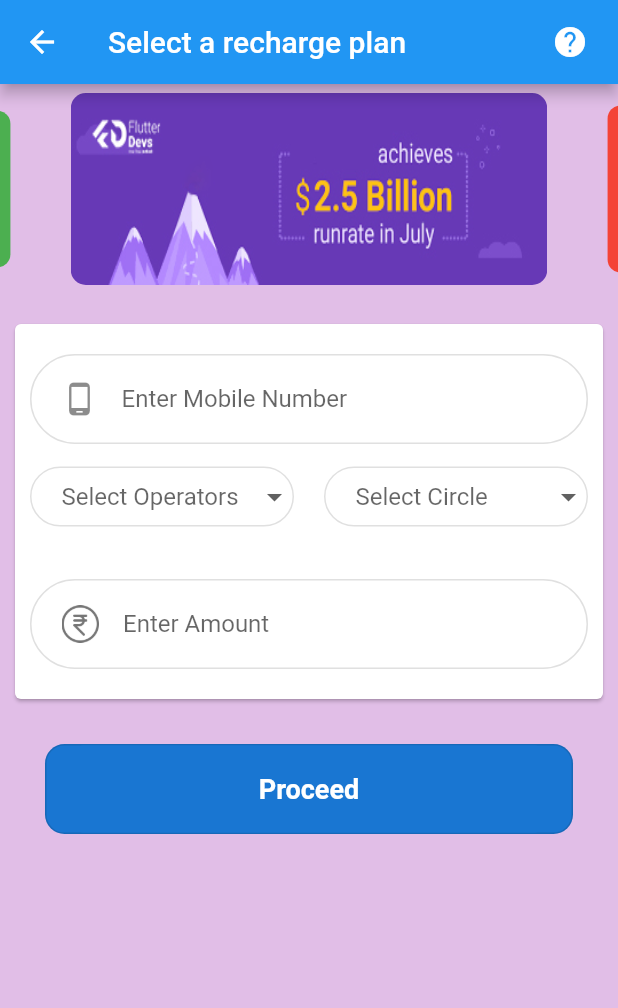
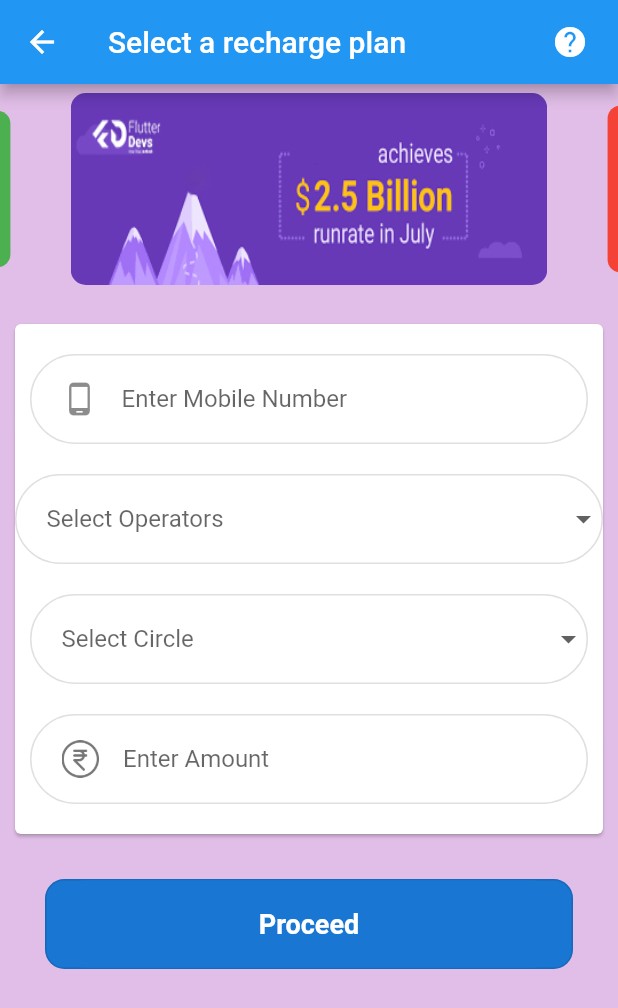
Before and after one commit to mohdhashirsheikh/payment_app, a Flutter app: the HomePage screen opened directly, after a tap on "Recharge", on a phone screen of 412 x 824 dp. Shown: the top 1008 px of the screen. Run offline on Flutter 3.47's test engine with Material 2 defaults, Android fonts, the phone set to English and light mode, and no system bars; drawn by our look-alikes of carousel_slider; our stand-ins replace contacts_service, convex_bottom_bar, otp_text_field, permission_handler.

Commit message:
first commit

```diff
--- a/lib/constrants/homepage_bottom_navigation.dart
+++ b/lib/constrants/homepage_bottom_navigation.dart
@@ -24,12 +24,12 @@ class _BottomBarState extends State<BottomBar> {
   Widget build(BuildContext context) {
     return ConvexAppBar(
         onTap: (index) {
-          screen[index];
+          //screen[index];
           print(index);
         },
         style: TabStyle.fixed,
         color: Colors.white,
-        backgroundColor: Colors.green,
+        backgroundColor: Colors.blue[800],
         curveSize: 80,
         activeColor: Colors.yellow,
         items: [
--- a/lib/screens/RechargeScreen/RechargeHome.dart
+++ b/lib/screens/RechargeScreen/RechargeHome.dart
@@ -83,14 +83,9 @@ class _RechargeHomeState extends State<RechargeHome> {
                             hintText: "Enter Mobile Number"),
                       ),
                     ),
-                    Padding(
-                      padding: const EdgeInsets.symmetric(vertical: 15),
-                      child: Row(
-                        children: [
-                          Expanded(
-                            child: Container(
-                              height: 40,
-                              margin: EdgeInsets.symmetric(horizontal: 10),
+                    SizedBox(height: 20),
+                    Container(
+                      height: 60,
                       alignment: Alignment.center,
                       padding: EdgeInsets.only(left: 20),
                       decoration: BoxDecoration(
@@ -103,8 +98,7 @@ class _RechargeHomeState extends State<RechargeHome> {
                         underline: SizedBox(),
                         hint: Text("Select Operators"),
                         items: circleName
-                                    .map((String item) =>
-                                        DropdownMenuItem<String>(
+                            .map((String item) => DropdownMenuItem<String>(
                                   value: item,
                                   child: Text(item),
                                 ))
@@ -117,10 +111,9 @@ class _RechargeHomeState extends State<RechargeHome> {
                         },
                       ),
                     ),
-                          ),
-                          Expanded(
-                            child: Container(
-                              height: 40,
+                    SizedBox(height: 20),
+                    Container(
+                      height: 60,
                       margin: EdgeInsets.symmetric(horizontal: 10),
                       alignment: Alignment.center,
                       padding: EdgeInsets.only(left: 20),
@@ -161,13 +154,8 @@ class _RechargeHomeState extends State<RechargeHome> {
                         },
                       ),
                     ),
-                          ),
-                        ],
-                      ),
-                    ),
-                    Padding(
-                      padding: const EdgeInsets.only(top: 20.0),
-                      child: Container(
+                    SizedBox(height: 20),
+                    Container(
                       height: 60,
                       margin: EdgeInsets.symmetric(horizontal: 10),
                       alignment: Alignment.center,
@@ -195,7 +183,6 @@ class _RechargeHomeState extends State<RechargeHome> {
                               color: Colors.black54,
                             ),
                             hintText: "Enter Amount"),
-                        ),
                       ),
                     ),
                   ],
```
Lines whose indentation alone changed are shown as unchanged.
